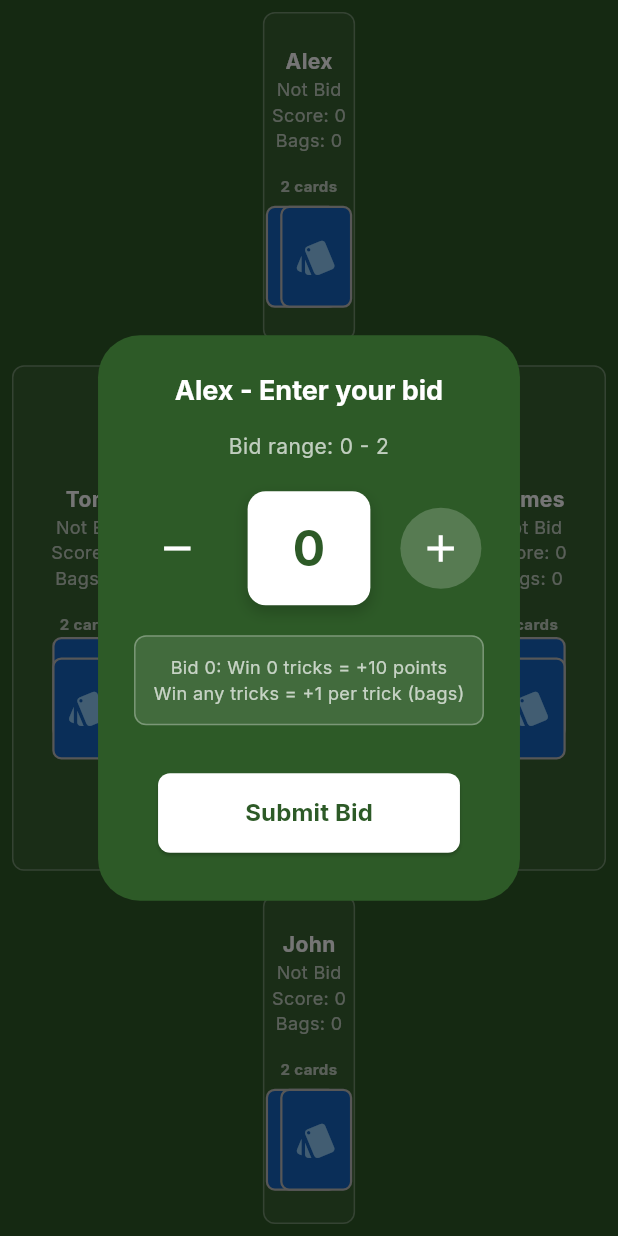
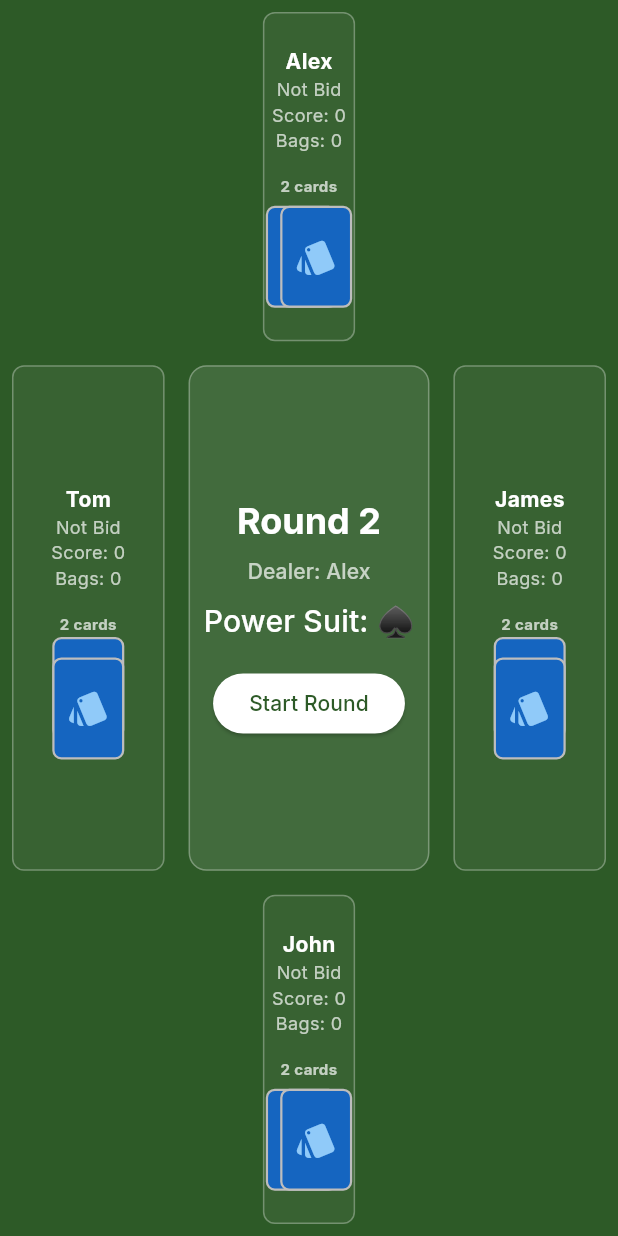
Before and after one commit to AungMyoKyaw4198/2to10_game, a Flutter app: the screen it shows after launch, after a tap on "Start New Game", on a phone screen of 412 x 824 dp. Run offline on Flutter 3.47's test engine with Material 3 defaults, Android fonts, the phone set to English and light mode, and no system bars; our stand-ins replace confetti, google_fonts.

Commit message:
Show Power Suit Before Bidding added

```diff
--- a/two_to_ten/lib/providers/game_state.dart
+++ b/two_to_ten/lib/providers/game_state.dart
@@ -10,43 +10,37 @@ class GameState extends ChangeNotifier {
   List<Player> _players = [];
   Round? _currentRound;
   int _currentRoundNumber = GameConstants.minRound;
+  bool _isGameStarted = false;
   bool _isGameComplete = false;
-  bool _isGameStarted = false;
+  bool _isShowingCompletedTrick = false;
   int _currentDealer = 0; // Track current dealer (0-3)
-  bool _isShowingCompletedTrick =
-      false; // Track if we're showing a completed trick
+  bool _isBiddingEnabled =
+      false; // Track if bidding is enabled for current round
 
-  // Callback functions for showing dialogs
-  Function(String winnerName)? _onTrickComplete;
-  Function(int roundNumber, List<Player> players)? _onRoundComplete;
+  // Callbacks for dialogs
+  Function(String)? _onTrickComplete;
+  Function(int, List<Player>)? _onRoundComplete;
 
   // Getters
   List<Player> get players => _players;
   Round? get currentRound => _currentRound;
   int get currentRoundNumber => _currentRoundNumber;
+  bool get isGameStarted => _isGameStarted;
   bool get isGameComplete => _isGameComplete;
-  bool get isGameStarted => _isGameStarted;
-  bool get isGameInProgress => _isGameStarted && !_isGameComplete;
+  bool get isShowingCompletedTrick => _isShowingCompletedTrick;
   int get currentDealer => _currentDealer;
-  bool get isShowingCompletedTrick => _isShowingCompletedTrick;
+  bool get isBiddingEnabled => _isBiddingEnabled;
+
+  // Setters for callbacks
+  set onTrickComplete(Function(String)? callback) =>
+      _onTrickComplete = callback;
+  set onRoundComplete(Function(int, List<Player>)? callback) =>
+      _onRoundComplete = callback;
 
   GameState() {
     _initializePlayers();
   }
 
-  // Set callback for trick completion dialog
-  void setTrickCompleteCallback(Function(String winnerName) callback) {
-    _onTrickComplete = callback;
-  }
-
-  // Set callback for round completion dialog
-  void setRoundCompleteCallback(
-    Function(int roundNumber, List<Player> players) callback,
-  ) {
-    _onRoundComplete = callback;
-  }
-
-  // Initialize players with default names
   void _initializePlayers() {
     _players =
         GameConstants.defaultPlayerNames
@@ -96,7 +90,18 @@ class GameState extends ChangeNotifier {
       dealer: _currentDealer,
     );
 
+    // Bidding is disabled at the start of the round
+    _isBiddingEnabled = false;
+
     notifyListeners();
+  }
+
+  // Enable bidding (called when Start Round is pressed)
+  void enableBidding() {
+    if (_currentRound != null) {
+      _isBiddingEnabled = true;
+      notifyListeners();
+    }
   }
 
   // Reset player bids and tricks for a new round
--- a/two_to_ten/lib/screens/game_screen.dart
+++ b/two_to_ten/lib/screens/game_screen.dart
@@ -34,8 +34,8 @@ class _GameScreenState extends State<GameScreen> {
     super.didChangeDependencies();
     // Set up dialog callbacks
     final gameState = Provider.of<GameState>(context, listen: false);
-    gameState.setTrickCompleteCallback(_showTrickWinnerDialog);
-    gameState.setRoundCompleteCallback(_showRoundWinnerDialog);
+    gameState.onTrickComplete = _showTrickWinnerDialog;
+    gameState.onRoundComplete = _showRoundWinnerDialog;
   }
 
   @override
@@ -279,125 +279,21 @@ class _GameScreenState extends State<GameScreen> {
             ),
 
             const SizedBox(height: 16),
-
-            // Current trick display
-            if (gameState.currentRound!.currentTrick.isNotEmpty) ...[
-              Text(
-                gameState.isShowingCompletedTrick
-                    ? 'Completed Trick:'
-                    : 'Current Trick:',
-                style: Theme.of(
-                  context,
-                ).textTheme.titleSmall?.copyWith(color: Colors.white70),
-              ),
-              const SizedBox(height: 8),
-              // Display cards in a 2x2 grid to prevent overflow
-              Column(
-                children: [
-                  // First row (cards 0 and 1)
-                  if (gameState.currentRound!.currentTrick.length >= 1)
-                    Row(
-                      mainAxisAlignment: MainAxisAlignment.center,
-                      children: [
-                        Padding(
-                          padding: const EdgeInsets.symmetric(horizontal: 2),
-                          child: PlayingCardWidget(
-                            card: gameState.currentRound!.currentTrick[0],
-                            faceUp: true,
-                            width: 40,
-                            height: 56,
-                          ),
-                        ),
-                        if (gameState.currentRound!.currentTrick.length >= 2)
-                          Padding(
-                            padding: const EdgeInsets.symmetric(horizontal: 2),
-                            child: PlayingCardWidget(
-                              card: gameState.currentRound!.currentTrick[1],
-                              faceUp: true,
-                              width: 40,
-                              height: 56,
-                            ),
-                          ),
-                      ],
-                    ),
-                  // Second row (cards 2 and 3)
-                  if (gameState.currentRound!.currentTrick.length >= 3)
-                    Padding(
-                      padding: const EdgeInsets.only(top: 4),
-                      child: Row(
-                        mainAxisAlignment: MainAxisAlignment.center,
-                        children: [
-                          Padding(
-                            padding: const EdgeInsets.symmetric(horizontal: 2),
-                            child: PlayingCardWidget(
-                              card: gameState.currentRound!.currentTrick[2],
-                              faceUp: true,
-                              width: 40,
-                              height: 56,
-                            ),
-                          ),
-                          if (gameState.currentRound!.currentTrick.length >= 4)
-                            Padding(
-                              padding: const EdgeInsets.symmetric(
-                                horizontal: 2,
-                              ),
-                              child: PlayingCardWidget(
-                                card: gameState.currentRound!.currentTrick[3],
-                                faceUp: true,
-                                width: 40,
-                                height: 56,
-                              ),
-                            ),
-                        ],
-                      ),
-                    ),
-                ],
-              ),
-
-              // Show winner indicator when trick is complete
-              // if (gameState.isShowingCompletedTrick &&
-              //     gameState.currentRound!.trickWinners.isNotEmpty) ...[
-              //   // const SizedBox(height: 8),
-              //   Container(
-              //     padding: const EdgeInsets.symmetric(
-              //       horizontal: 12,
-              //       vertical: 6,
-              //     ),
-              //     decoration: BoxDecoration(
-              //       color: Colors.amber.withValues(alpha: 0.8),
-              //       borderRadius: BorderRadius.circular(16),
-              //       boxShadow: [
-              //         BoxShadow(
-              //           color: Colors.amber.withValues(alpha: 0.4),
-              //           blurRadius: 8,
-              //           spreadRadius: 2,
-              //         ),
-              //       ],
-              //     ),
-              //     child: Text(
-              //       'Winner: ${GameConstants.defaultPlayerNames[gameState.currentRound!.trickWinners.last]}',
-              //       style: const TextStyle(
-              //         color: Colors.black,
-              //         fontWeight: FontWeight.bold,
-              //         fontSize: 14,
-              //       ),
-              //     ),
-              //   ),
-              //   const SizedBox(height: 8),
-              //   Text(
-              //     'Moving to next trick in 3 seconds...',
-              //     style: Theme.of(context).textTheme.bodySmall?.copyWith(
-              //       color: Colors.white70,
-              //       fontStyle: FontStyle.italic,
-              //     ),
-              //   ),
-              // ],
           ],
 
-            const SizedBox(height: 16),
-
           // Game controls
-            if (!gameState.currentRound!.allBidsPlaced) ...[
+          if (!gameState.isBiddingEnabled) ...[
+            // Show "Start Round" button to enable bidding
+            ElevatedButton(
+              onPressed: () => gameState.enableBidding(),
+              style: ElevatedButton.styleFrom(
+                backgroundColor: Colors.white,
+                foregroundColor: Color(GameConstants.greenFeltColor),
+              ),
+              child: const Text('Start Round'),
+            ),
+          ] else if (!gameState.currentRound!.allBidsPlaced) ...[
+            // Show bid input after bidding is enabled
             BidInputWidget(
               currentRound: gameState.currentRound!,
               onBidSubmitted:
@@ -420,7 +316,6 @@ class _GameScreenState extends State<GameScreen> {
                 context,
               ).textTheme.titleMedium?.copyWith(color: Colors.white70),
             ),
-            ],
           ],
         ],
       ),
```
Also changed, not shown: 2 other files. Lines whose indentation alone changed are shown as unchanged.
